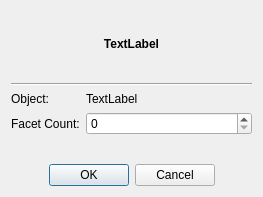
cppd/math, file src/gui/dialogs/facet_object.ui: the form before one commit.
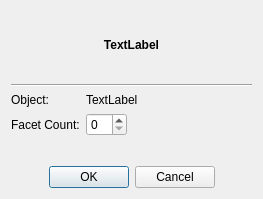
The form after the commit.

Commit message: object dialogs

```diff
--- a/src/gui/dialogs/facet_object.ui
+++ b/src/gui/dialogs/facet_object.ui
@@ -7,7 +7,7 @@
     <x>0</x>
     <y>0</y>
     <width>263</width>
-    <height>197</height>
+    <height>199</height>
    </rect>
   </property>
   <property name="windowTitle">
@@ -63,7 +63,24 @@
       </widget>
      </item>
      <item row="1" column="1">
-      <widget class="QSpinBox" name="spinBox_facet_count"/>
+      <layout class="QHBoxLayout" name="horizontalLayout_2">
+       <item>
+        <widget class="QSpinBox" name="spinBox_facet_count"/>
+       </item>
+       <item>
+        <spacer name="horizontalSpacer">
+         <property name="orientation">
+          <enum>Qt::Horizontal</enum>
+         </property>
+         <property name="sizeHint" stdset="0">
+          <size>
+           <width>40</width>
+           <height>20</height>
+          </size>
+         </property>
+        </spacer>
+       </item>
+      </layout>
      </item>
     </layout>
    </item>
```
Left out of the diff: 14 changed lines with no effect on the pictures. The commit also changes 5 other files.
